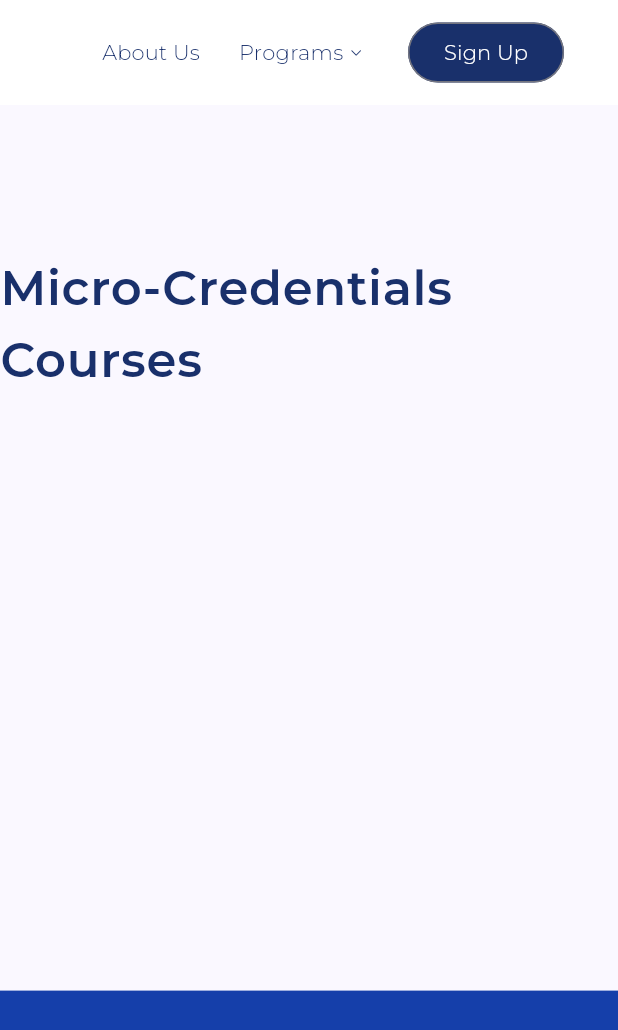
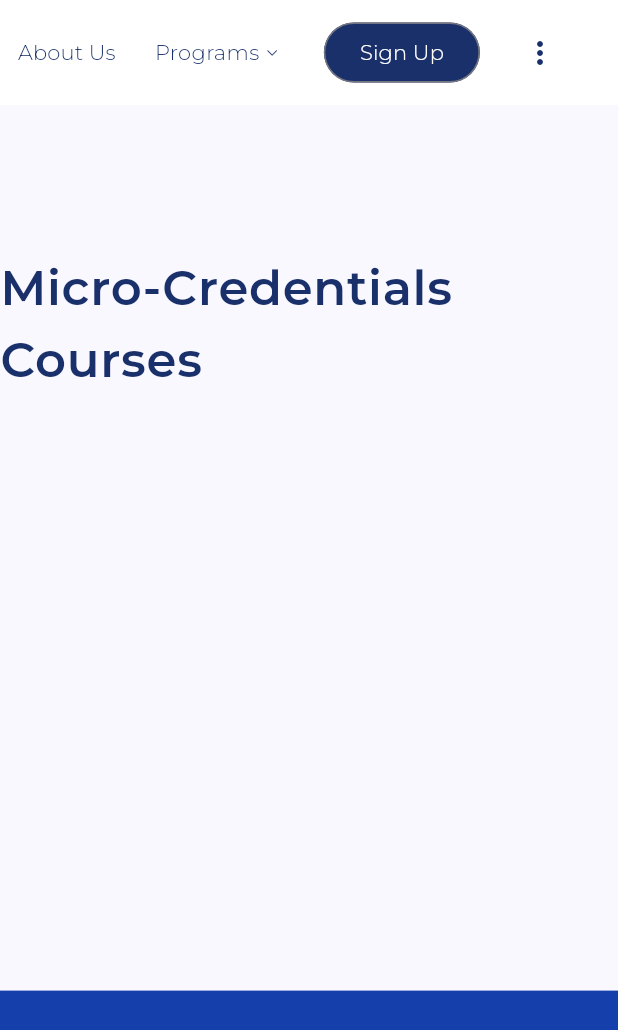
Before and after one commit to saddcow/ICTC_Website, a Flutter app: the MicrocredentialsPage screen opened by its route, scrolled down 576 dp, on a phone screen of 412 x 824 dp. Shown: the top 1030 px of the screen. Run offline on Flutter 3.47's test engine with Material 3 defaults, Android fonts, the phone set to English and light mode, and no system bars; our stand-ins replace firebase_core, flutter_svg, responsive_builder; accounts and stored records are empty; statements that could not run were skipped; project files that could hold a hidden picture were left out.

Commit message:
added draft popup menu bttn to appbar for profile

```diff
--- a/lib/main.dart
+++ b/lib/main.dart
@@ -79,7 +79,7 @@ class MyApp extends StatelessWidget {
           '/google_certified_educators': (context) =>
               const GoogleCertifiedEducatorsPage(),
         },
-        home: ProfilesPage());
+        home: HomeDesktopPage());
   }
 }
 
--- a/lib/widgets/appBarDesktop.dart
+++ b/lib/widgets/appBarDesktop.dart
@@ -2,6 +2,7 @@ import 'package:ICTC_Website/main.dart';
 import 'package:ICTC_Website/pages/auth/login_page.dart';
 import 'package:ICTC_Website/pages/auth/signup_page.dart';
 import 'package:ICTC_Website/pages/desktop/home.dart';
+import 'package:ICTC_Website/pages/desktop/profiles.dart';
 import 'package:ICTC_Website/pages/desktop/programs/google_certified_educators.dart';
 import 'package:ICTC_Website/pages/desktop/programs/microcredentials.dart';
 import 'package:ICTC_Website/pages/desktop/programs/skillup.dart';
@@ -203,6 +204,39 @@ class AppBarDesktop extends StatelessWidget implements PreferredSizeWidget {
                     ),
                   ),
                 ),
+
+                SizedBox(width: 16),
+                //TODO: show this part only when user is logged in/registered
+
+                PopupMenuButton(
+                  padding: EdgeInsets.all(0),
+                  surfaceTintColor: Colors.white,
+                  elevation: 4,
+                  offset: Offset.fromDirection(90, 10),
+                  position: PopupMenuPosition.under,
+                  icon: Icon(
+                    Icons.more_vert,
+                    color: Color(0xff19306B),
+                  ),
+                  itemBuilder: (BuildContext context) {
+                    return [
+                      PopupMenuItem(
+                        onTap: () {
+                          Navigator.of(context).push(
+                            MaterialPageRoute(
+                              builder: (context) => const ProfilesPage(),
+                            ),
+                          );
+                        },
+                        child: const Text(
+                          "Profile",
+                          style: TextStyle(
+                              fontWeight: FontWeight.w400, fontSize: 14),
+                        ),
+                      )
+                    ];
+                  }
+                )
               ],
             ),
           ),
```
